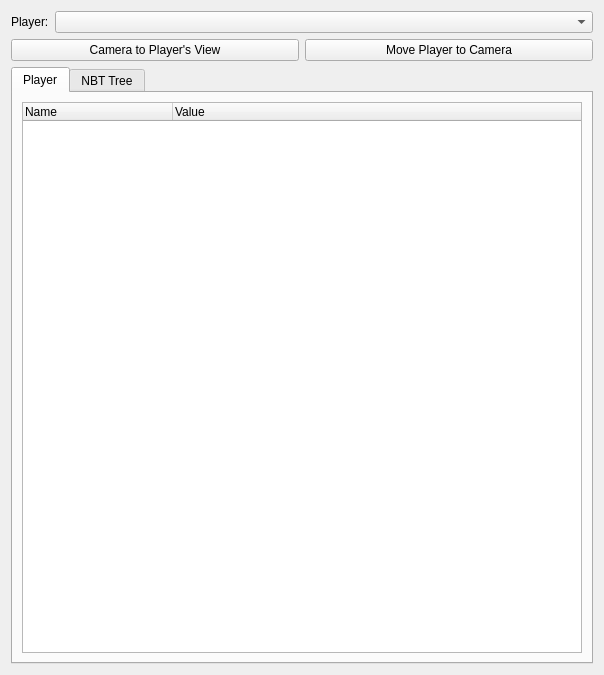
This is src/mcedit2/ui/panels/player.ui in mcedit/mcedit2 as Qt 5 draws it before an edit. The edited form follows.
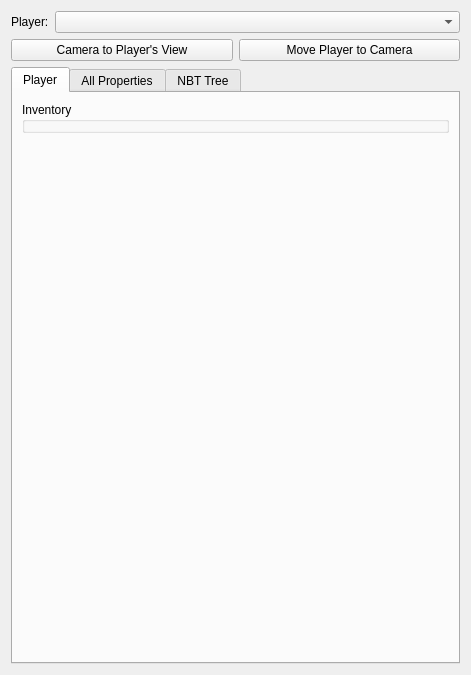
This is the edited form. The open tabs and pages were chosen to show the change. Custom widgets are drawn as their Qt base class.

Commit message: Players panel now embeds an InventoryEditor for the player's inventory.

```diff
--- a/src/mcedit2/ui/panels/player.ui
+++ b/src/mcedit2/ui/panels/player.ui
@@ -6,7 +6,7 @@
    <rect>
     <x>0</x>
     <y>0</y>
-    <width>604</width>
+    <width>471</width>
     <height>675</height>
    </rect>
   </property>
@@ -55,6 +55,33 @@
       <attribute name="title">
        <string>Player</string>
       </attribute>
+      <layout class="QVBoxLayout" name="verticalLayout_4">
+       <item>
+        <widget class="QGroupBox" name="inventoryGroupBox">
+         <property name="title">
+          <string>Inventory</string>
+         </property>
+        </widget>
+       </item>
+       <item>
+        <spacer name="verticalSpacer">
+         <property name="orientation">
+          <enum>Qt::Vertical</enum>
+         </property>
+         <property name="sizeHint" stdset="0">
+          <size>
+           <width>20</width>
+           <height>40</height>
+          </size>
+         </property>
+        </spacer>
+       </item>
+      </layout>
+     </widget>
+     <widget class="QWidget" name="allPropertiesTab">
+      <attribute name="title">
+       <string>All Properties</string>
+      </attribute>
       <layout class="QVBoxLayout" name="verticalLayout_3">
        <item>
         <widget class="PropertyListWidget" name="playerPropertiesWidget">
```
Left out of the diff: 6 changed lines with no effect on the pictures. The commit also changes 1 other file.
